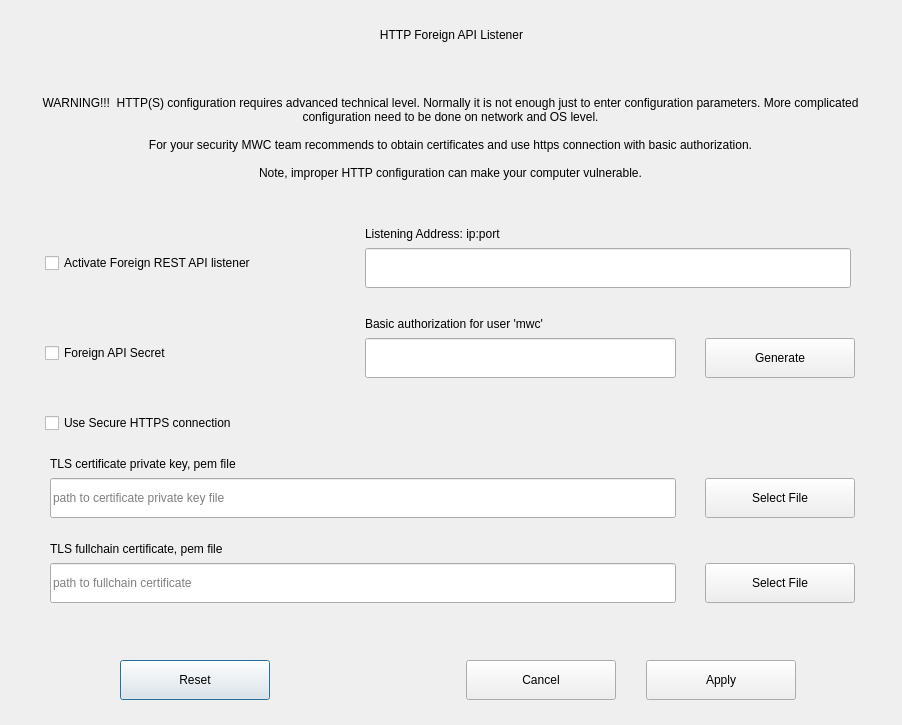
This is dialogs_desktop/e_httplistenerconfigdlg.ui in 0xkobe/mwc-wallet as Qt 5 draws it before an edit. The edited form follows.
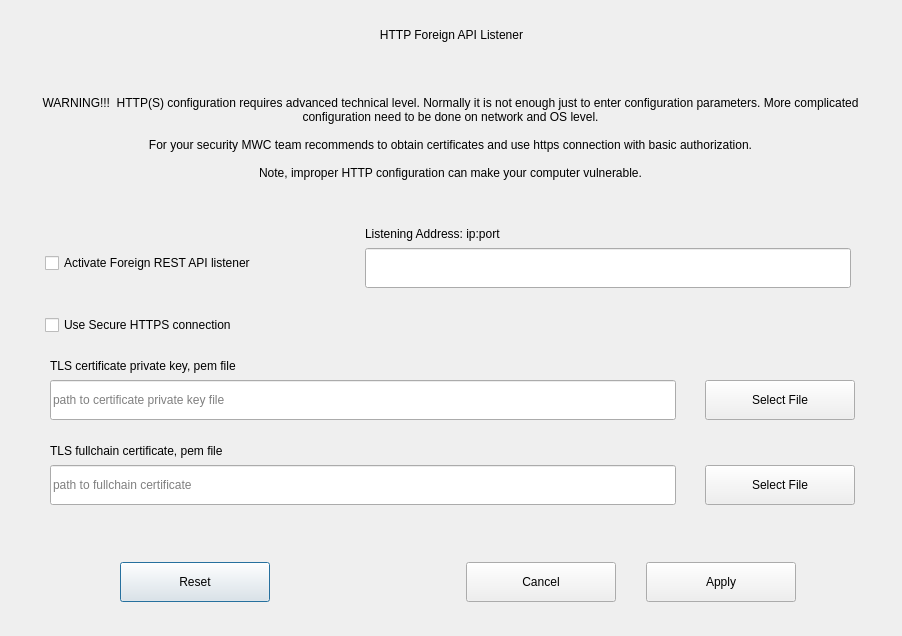
This is the edited form. Custom widgets are drawn as their Qt base class.

Commit message: https://github.com/mwcproject/mwc-qt-wallet/issues/713 - disable foreign API

What changed in the file:
```diff
--- a/dialogs_desktop/e_httplistenerconfigdlg.ui
+++ b/dialogs_desktop/e_httplistenerconfigdlg.ui
@@ -7,7 +7,7 @@
     <x>0</x>
     <y>0</y>
     <width>902</width>
-    <height>725</height>
+    <height>636</height>
    </rect>
   </property>
   <property name="windowTitle">
@@ -39,7 +39,7 @@
    <property name="geometry">
     <rect>
      <x>120</x>
-     <y>660</y>
+     <y>562</y>
      <width>676</width>
      <height>40</height>
     </rect>
@@ -173,77 +173,11 @@
     </item>
    </layout>
   </widget>
-  <widget class="QCheckBox" name="useBasicAutorization">
-   <property name="geometry">
-    <rect>
-     <x>45</x>
-     <y>340</y>
-     <width>296</width>
-     <height>26</height>
-    </rect>
-   </property>
-   <property name="text">
-    <string>Foreign API Secret</string>
-   </property>
-  </widget>
-  <widget class="QWidget" name="layoutWidget1_5">
-   <property name="geometry">
-    <rect>
-     <x>365</x>
-     <y>315</y>
-     <width>311</width>
-     <height>63</height>
-    </rect>
-   </property>
-   <layout class="QVBoxLayout" name="verticalLayout_6">
-    <property name="spacing">
-     <number>5</number>
-    </property>
-    <item>
-     <widget class="control::MwcLabelSmall" name="apiSecret_label">
-      <property name="sizePolicy">
-       <sizepolicy hsizetype="Fixed" vsizetype="Preferred">
-        <horstretch>0</horstretch>
-        <verstretch>0</verstretch>
-       </sizepolicy>
-      </property>
-      <property name="maximumSize">
-       <size>
-        <width>16777215</width>
-        <height>22</height>
-       </size>
-      </property>
-      <property name="text">
-       <string>Basic authorization for user 'mwc'</string>
-      </property>
-     </widget>
-    </item>
-    <item>
-     <widget class="control::MwcLineEditNormal" name="apiSecretEdit">
-      <property name="minimumSize">
-       <size>
-        <width>250</width>
-        <height>40</height>
-       </size>
-      </property>
-      <property name="maximumSize">
-       <size>
-        <width>20000</width>
-        <height>40</height>
-       </size>
-      </property>
-      <property name="maxLength">
-       <number>128</number>
-      </property>
-     </widget>
-    </item>
-   </layout>
-  </widget>
   <widget class="QCheckBox" name="useTlsCheck">
    <property name="geometry">
     <rect>
      <x>45</x>
-     <y>410</y>
+     <y>312</y>
      <width>446</width>
      <height>26</height>
     </rect>
@@ -298,7 +232,7 @@
    <property name="geometry">
     <rect>
      <x>50</x>
-     <y>455</y>
+     <y>357</y>
      <width>626</width>
      <height>63</height>
     </rect>
@@ -354,7 +288,7 @@
    <property name="geometry">
     <rect>
      <x>705</x>
-     <y>478</y>
+     <y>380</y>
      <width>150</width>
      <height>40</height>
     </rect>
@@ -379,7 +313,7 @@
    <property name="geometry">
     <rect>
      <x>705</x>
-     <y>563</y>
+     <y>465</y>
      <width>150</width>
      <height>40</height>
     </rect>
@@ -404,7 +338,7 @@
    <property name="geometry">
     <rect>
      <x>50</x>
-     <y>540</y>
+     <y>442</y>
      <width>626</width>
      <height>63</height>
     </rect>
@@ -456,31 +390,6 @@
     </item>
    </layout>
   </widget>
-  <widget class="control::MwcPushButtonNormal" name="generateSecretButton">
-   <property name="geometry">
-    <rect>
-     <x>705</x>
-     <y>338</y>
-     <width>150</width>
-     <height>40</height>
-    </rect>
-   </property>
-   <property name="minimumSize">
-    <size>
-     <width>150</width>
-     <height>40</height>
-    </size>
-   </property>
-   <property name="focusPolicy">
-    <enum>Qt::StrongFocus</enum>
-   </property>
-   <property name="toolTip">
-    <string>Generate a new api secret for foreign API</string>
-   </property>
-   <property name="text">
-    <string>Generate</string>
-   </property>
-  </widget>
  </widget>
  <customwidgets>
   <customwidget>
@@ -488,16 +397,6 @@
    <extends>QPushButton</extends>
    <header>control_desktop/MwcPushButton.h</header>
   </customwidget>
-  <customwidget>
-   <class>control::MwcLabelNormal</class>
-   <extends>QLabel</extends>
-   <header>control_desktop/MwcLabel.h</header>
-  </customwidget>
-  <customwidget>
-   <class>control::MwcLabelLarge</class>
-   <extends>QLabel</extends>
-   <header>control_desktop/MwcLabel.h</header>
-  </customwidget>
   <customwidget>
    <class>control::MwcLineEditNormal</class>
    <extends>QLineEdit</extends>
@@ -508,6 +407,16 @@
    <extends>QLabel</extends>
    <header>control_desktop/MwcLabel.h</header>
   </customwidget>
+  <customwidget>
+   <class>control::MwcLabelLarge</class>
+   <extends>QLabel</extends>
+   <header>control_desktop/MwcLabel.h</header>
+  </customwidget>
+  <customwidget>
+   <class>control::MwcLabelNormal</class>
+   <extends>QLabel</extends>
+   <header>control_desktop/MwcLabel.h</header>
+  </customwidget>
  </customwidgets>
  <tabstops>
   <tabstop>activateRestApi</tabstop>
```
Left out of the diff: 3 changed lines with no effect on the pictures. The commit also changes 10 other files.
